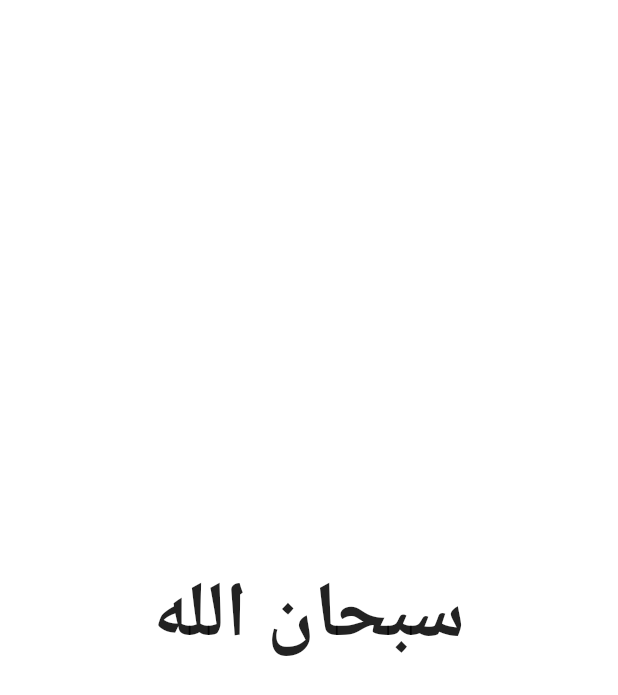
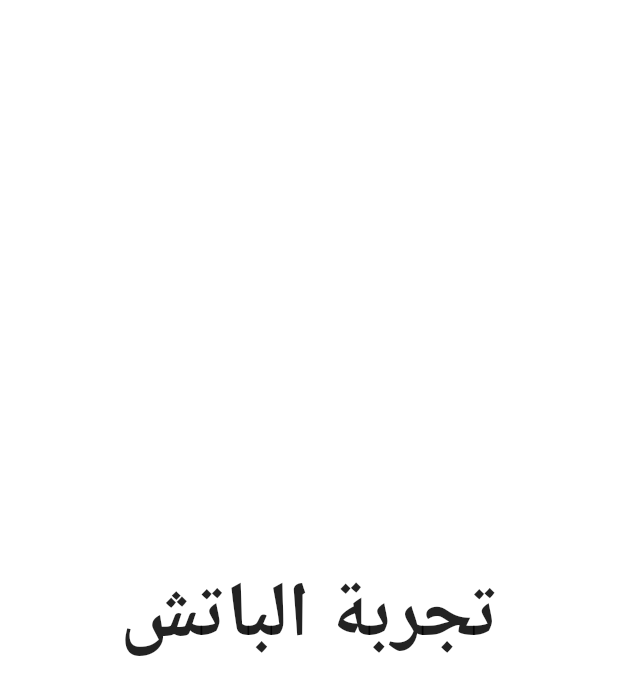
Before and after one commit to montaga01/alrafeeg-chat, a Flutter app: the screen it shows after launch, on a phone screen of 412 x 824 dp. Shown: the top 695 px of the screen. Run offline on Flutter 3.47's test engine with Material 3 defaults, Android fonts, the phone set to English and light mode, and no system bars.

Commit message:
تحديي الاصدار الى 1.0.1+4

```diff
--- a/lib/main.dart
+++ b/lib/main.dart
@@ -15,7 +15,7 @@ class MyApp extends StatelessWidget {
         backgroundColor: Colors.white,
         body: Center(
           child: Text(
-            'سبحان الله',
+            'تجربة الباتش',
             style: const TextStyle(
               fontSize: 52,
               fontWeight: FontWeight.bold,
```
Also changed, not shown: 1 other file.
